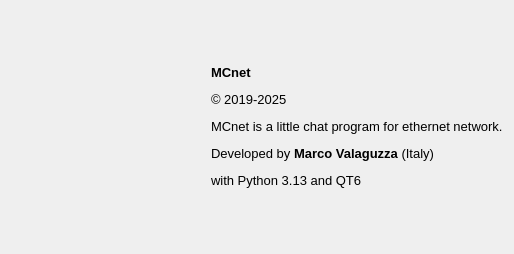
Old version of the form source/qtdesigner/program_info_ui.ui in the repository MValaguz/Echo.
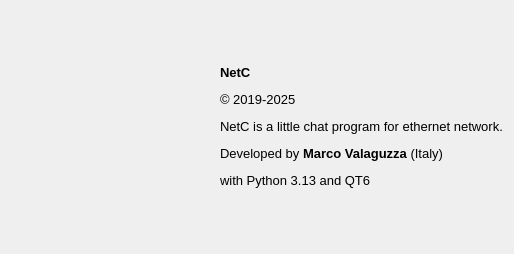
New version of the form. Icons and pictures are not drawn.

Diff of the .ui file:
```diff
--- a/source/qtdesigner/program_info_ui.ui
+++ b/source/qtdesigner/program_info_ui.ui
@@ -30,7 +30,7 @@
      <item row="0" column="1">
       <widget class="QLabel" name="label_2">
        <property name="text">
-        <string>&lt;html&gt;&lt;head/&gt;&lt;body&gt;&lt;p&gt;&lt;span style=&quot; font-size:10pt; font-weight:600;&quot;&gt;MCnet&lt;/span&gt;&lt;/p&gt;&lt;p&gt;&lt;span style=&quot; font-size:10pt;&quot;&gt;© 2019-2025&lt;/span&gt;&lt;/p&gt;&lt;p&gt;&lt;span style=&quot; font-size:10pt;&quot;&gt;MCnet is a little chat program for ethernet network.&lt;/span&gt;&lt;/p&gt;&lt;p&gt;&lt;span style=&quot; font-size:10pt;&quot;&gt;Developed by &lt;/span&gt;&lt;span style=&quot; font-size:10pt; font-weight:600;&quot;&gt;Marco Valaguzza&lt;/span&gt;&lt;span style=&quot; font-size:10pt;&quot;&gt; (Italy) &lt;/span&gt;&lt;/p&gt;&lt;p&gt;&lt;span style=&quot; font-size:10pt;&quot;&gt;with Python 3.13 and QT6&lt;/span&gt;&lt;/p&gt;&lt;/body&gt;&lt;/html&gt;</string>
+        <string>&lt;html&gt;&lt;head/&gt;&lt;body&gt;&lt;p&gt;&lt;span style=&quot; font-size:10pt; font-weight:600;&quot;&gt;NetC&lt;/span&gt;&lt;/p&gt;&lt;p&gt;&lt;span style=&quot; font-size:10pt;&quot;&gt;© 2019-2025&lt;/span&gt;&lt;/p&gt;&lt;p&gt;&lt;span style=&quot; font-size:10pt;&quot;&gt;NetC is a little chat program for ethernet network.&lt;/span&gt;&lt;/p&gt;&lt;p&gt;&lt;span style=&quot; font-size:10pt;&quot;&gt;Developed by &lt;/span&gt;&lt;span style=&quot; font-size:10pt; font-weight:600;&quot;&gt;Marco Valaguzza&lt;/span&gt;&lt;span style=&quot; font-size:10pt;&quot;&gt; (Italy) &lt;/span&gt;&lt;/p&gt;&lt;p&gt;&lt;span style=&quot; font-size:10pt;&quot;&gt;with Python 3.13 and QT6&lt;/span&gt;&lt;/p&gt;&lt;/body&gt;&lt;/html&gt;</string>
        </property>
        <property name="alignment">
         <set>Qt::AlignLeading|Qt::AlignLeft|Qt::AlignVCenter</set>
```
Left out of the diff: 2 changed lines with no effect on the pictures.
